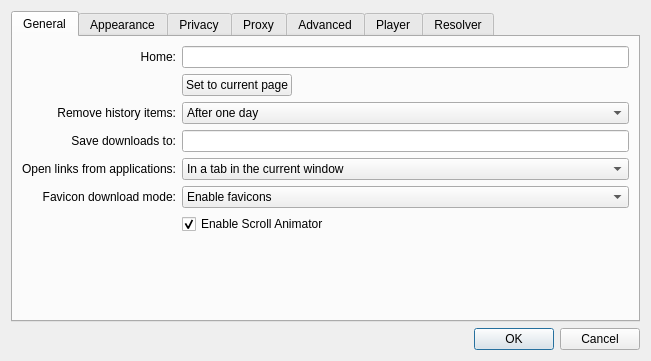
This is src/client/settings.ui in missdeer/imchenwen as Qt 5 draws it before an edit. The edited form follows.
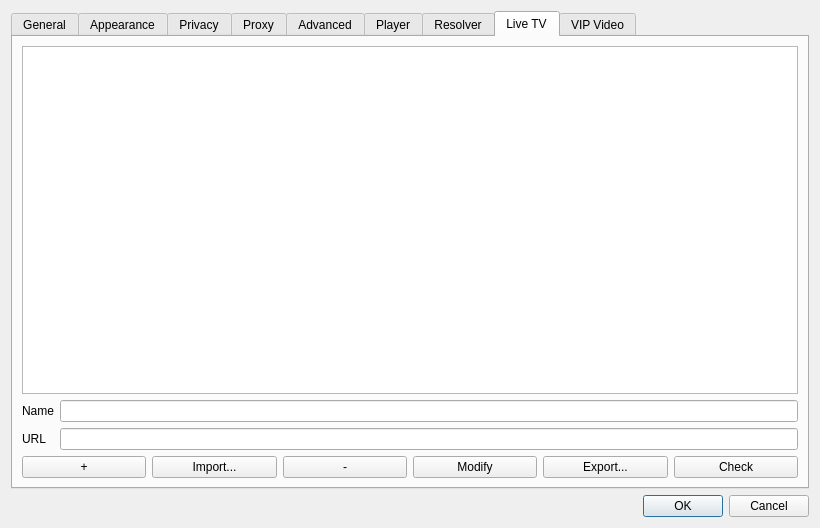
This is the edited form. The open tabs and pages were chosen to show the change.

Commit message: (*)configurable VIP video info & live TV info

```diff
--- a/src/client/settings.ui
+++ b/src/client/settings.ui
@@ -6,8 +6,8 @@
    <rect>
     <x>0</x>
     <y>0</y>
-    <width>651</width>
-    <height>361</height>
+    <width>820</width>
+    <height>528</height>
    </rect>
   </property>
   <property name="windowTitle">
@@ -34,6 +34,18 @@
        <string>General</string>
       </attribute>
       <layout class="QGridLayout" name="gridLayout_4">
+       <property name="leftMargin">
+        <number>9</number>
+       </property>
+       <property name="topMargin">
+        <number>9</number>
+       </property>
+       <property name="rightMargin">
+        <number>9</number>
+       </property>
+       <property name="bottomMargin">
+        <number>9</number>
+       </property>
        <item row="1" column="2">
         <spacer name="horizontalSpacer">
          <property name="orientation">
@@ -756,6 +768,212 @@
        </item>
       </layout>
      </widget>
+     <widget class="QWidget" name="tabLiveTV">
+      <attribute name="title">
+       <string>Live TV</string>
+      </attribute>
+      <layout class="QVBoxLayout" name="verticalLayout_7">
+       <property name="leftMargin">
+        <number>9</number>
+       </property>
+       <property name="topMargin">
+        <number>9</number>
+       </property>
+       <property name="rightMargin">
+        <number>9</number>
+       </property>
+       <property name="bottomMargin">
+        <number>9</number>
+       </property>
+       <item>
+        <widget class="QTableWidget" name="tblLiveTV">
+         <property name="selectionMode">
+          <enum>QAbstractItemView::SingleSelection</enum>
+         </property>
+         <property name="selectionBehavior">
+          <enum>QAbstractItemView::SelectRows</enum>
+         </property>
+        </widget>
+       </item>
+       <item>
+        <layout class="QFormLayout" name="formLayout_2">
+         <item row="0" column="0">
+          <widget class="QLabel" name="label_27">
+           <property name="text">
+            <string>Name</string>
+           </property>
+          </widget>
+         </item>
+         <item row="0" column="1">
+          <widget class="QLineEdit" name="edtLiveTVName"/>
+         </item>
+         <item row="1" column="0">
+          <widget class="QLabel" name="label_28">
+           <property name="text">
+            <string>URL</string>
+           </property>
+          </widget>
+         </item>
+         <item row="1" column="1">
+          <widget class="QLineEdit" name="edtLiveTVURL"/>
+         </item>
+        </layout>
+       </item>
+       <item>
+        <layout class="QHBoxLayout" name="horizontalLayout_8">
+         <item>
+          <widget class="QPushButton" name="btnAddLiveTVItem">
+           <property name="text">
+            <string>+</string>
+           </property>
+          </widget>
+         </item>
+         <item>
+          <widget class="QPushButton" name="btnImportLiveTVItems">
+           <property name="toolTip">
+            <string>Import Live TV items from file</string>
+           </property>
+           <property name="text">
+            <string>Import...</string>
+           </property>
+          </widget>
+         </item>
+         <item>
+          <widget class="QPushButton" name="btnRemoveLiveTVItem">
+           <property name="text">
+            <string>-</string>
+           </property>
+          </widget>
+         </item>
+         <item>
+          <widget class="QPushButton" name="btnModifyLiveTVItem">
+           <property name="text">
+            <string>Modify</string>
+           </property>
+          </widget>
+         </item>
+         <item>
+          <widget class="QPushButton" name="btnExportLiveTVItems">
+           <property name="toolTip">
+            <string>Export Live TV item to file.</string>
+           </property>
+           <property name="text">
+            <string>Export...</string>
+           </property>
+          </widget>
+         </item>
+         <item>
+          <widget class="QPushButton" name="btnCheckLiveTVItems">
+           <property name="toolTip">
+            <string>Check Live TV item availability</string>
+           </property>
+           <property name="text">
+            <string>Check</string>
+           </property>
+          </widget>
+         </item>
+        </layout>
+       </item>
+      </layout>
+     </widget>
+     <widget class="QWidget" name="tabVIPVide">
+      <attribute name="title">
+       <string>VIP Video</string>
+      </attribute>
+      <layout class="QVBoxLayout" name="verticalLayout_6">
+       <property name="leftMargin">
+        <number>9</number>
+       </property>
+       <property name="topMargin">
+        <number>9</number>
+       </property>
+       <property name="rightMargin">
+        <number>9</number>
+       </property>
+       <property name="bottomMargin">
+        <number>9</number>
+       </property>
+       <item>
+        <widget class="QTableWidget" name="tblVIPVideo">
+         <property name="selectionMode">
+          <enum>QAbstractItemView::SingleSelection</enum>
+         </property>
+         <property name="selectionBehavior">
+          <enum>QAbstractItemView::SelectRows</enum>
+         </property>
+        </widget>
+       </item>
+       <item>
+        <layout class="QFormLayout" name="formLayout">
+         <item row="0" column="0">
+          <widget class="QLabel" name="label_25">
+           <property name="text">
+            <string>Name</string>
+           </property>
+          </widget>
+         </item>
+         <item row="0" column="1">
+          <widget class="QLineEdit" name="edtVIPVideoName"/>
+         </item>
+         <item row="1" column="0">
+          <widget class="QLabel" name="label_26">
+           <property name="text">
+            <string>URL</string>
+           </property>
+          </widget>
+         </item>
+         <item row="1" column="1">
+          <widget class="QLineEdit" name="edtVIPVideoURL"/>
+         </item>
+        </layout>
+       </item>
+       <item>
+        <layout class="QHBoxLayout" name="horizontalLayout_7">
+         <item>
+          <widget class="QPushButton" name="btnAddVIPVideo">
+           <property name="text">
+            <string>+</string>
+           </property>
+          </widget>
+         </item>
+         <item>
+          <widget class="QPushButton" name="btnImportVIPVideo">
+           <property name="toolTip">
+            <string>Import VIP video items from file</string>
+           </property>
+           <property name="text">
+            <string>Import...</string>
+           </property>
+          </widget>
+         </item>
+         <item>
+          <widget class="QPushButton" name="btnRemoveVIPVideo">
+           <property name="text">
+            <string>-</string>
+           </property>
+          </widget>
+         </item>
+         <item>
+          <widget class="QPushButton" name="btnModifyVIPVideo">
+           <property name="text">
+            <string>Modify</string>
+           </property>
+          </widget>
+         </item>
+         <item>
+          <widget class="QPushButton" name="btnExportVIPVideo">
+           <property name="toolTip">
+            <string>Export VIP video items to file</string>
+           </property>
+           <property name="text">
+            <string>Export...</string>
+           </property>
+          </widget>
+         </item>
+        </layout>
+       </item>
+      </layout>
+     </widget>
     </widget>
    </item>
   </layout>
```
Left out of the diff: 74 changed lines with no effect on the pictures. The commit also changes 4 other files.
